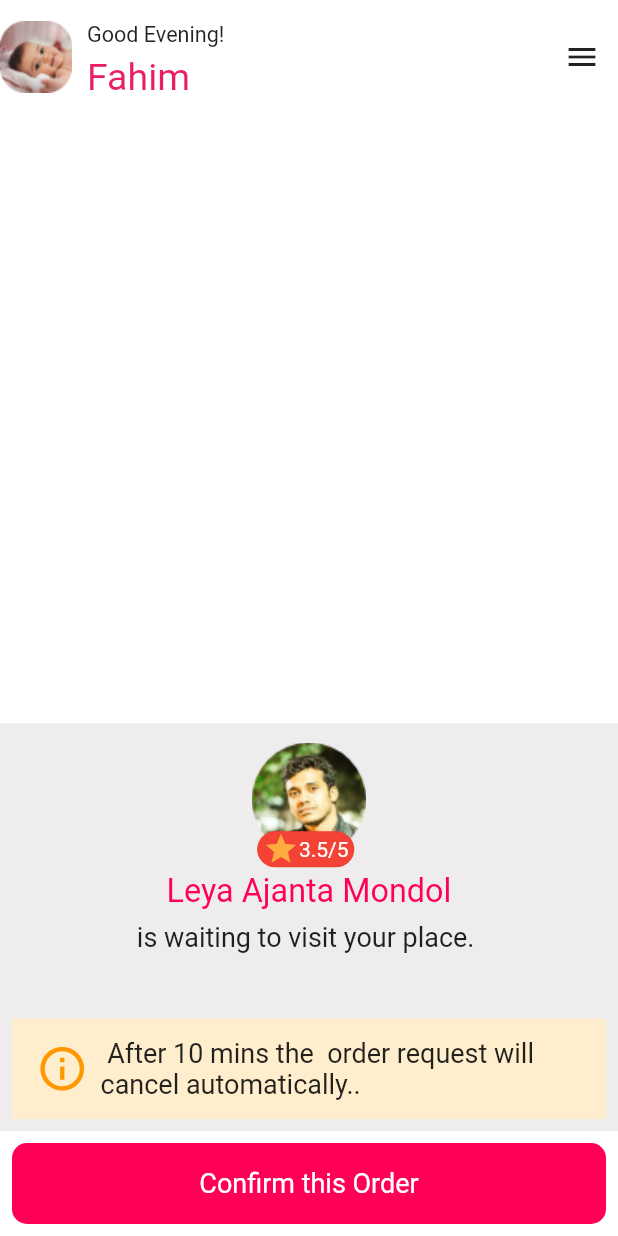
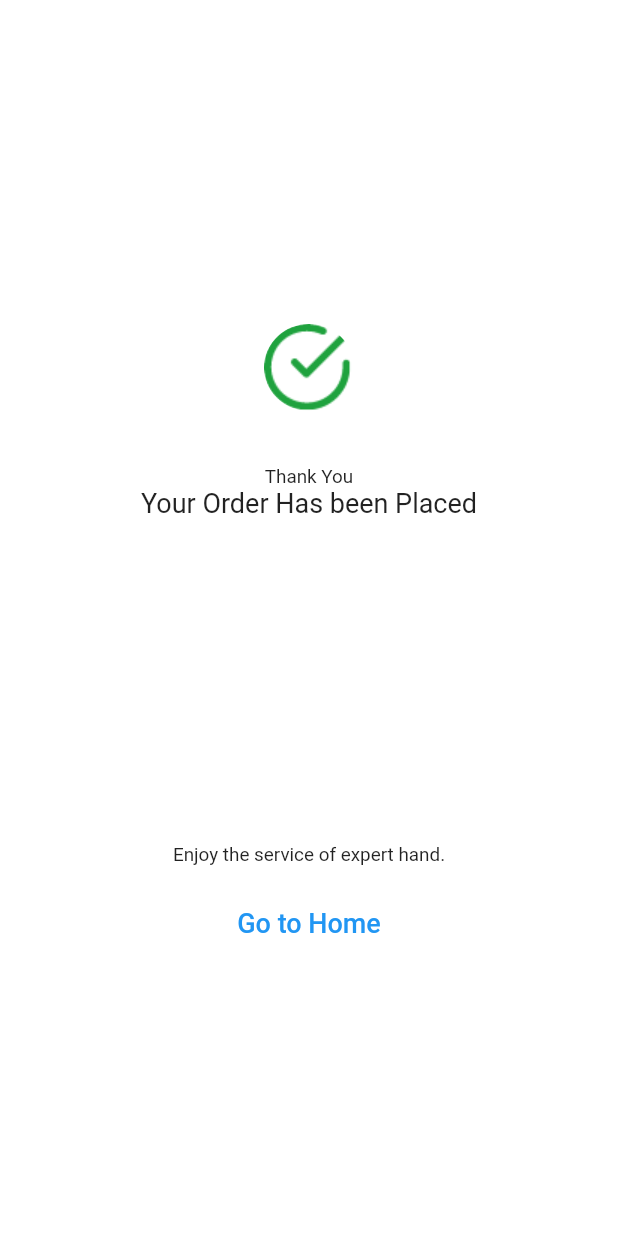
Before and after one commit to spontbd/Take_Care_User, a Flutter app: the ConfirmOrderPage screen opened directly, after a tap on "Confirm this Order", on a phone screen of 412 x 824 dp. Run offline on Flutter 3.47's test engine with Material 2 defaults, Android fonts, the phone set to English and light mode, and no system bars; our stand-ins replace buttons_tabbar, firebase_core, firebase_messaging, flutter_local_notifications, flutter_spinkit, fluttertoast and 5 more; missing offline and left inert: cupertino_radio_choice, firebase_core_web, firebase_messaging_web, flutter_device_type, image_picker_for_web, shared_preferences_web; accounts and stored records are empty.

Commit message:
success_order_page.dart

```diff
--- a/lib/pages/On Demand/confirm_order_page.dart
+++ b/lib/pages/On Demand/confirm_order_page.dart
@@ -1,6 +1,7 @@
 import 'dart:ui';
 
 import 'package:flutter/material.dart';
+import 'package:takecare_user/pages/On%20Demand/success_order_page.dart';
 
 import '../../public_variables/all_colors.dart';
 import '../../public_variables/size_config.dart';
@@ -161,8 +162,8 @@ class _ConfirmOrderPageState extends State<ConfirmOrderPage> {
             padding: const EdgeInsets.all(8.0),
             child: InkWell(
               onTap: () {
-                /* Navigator.of(context).pushReplacement(
-                    MaterialPageRoute(builder: (_) => ConfirmOrderPage()));*/
+                 Navigator.of(context).pushReplacement(
+                    MaterialPageRoute(builder: (_) => SuccessOrderPage()));
               },
               child: Container(
                 decoration: BoxDecoration(
--- /dev/null
+++ b/lib/pages/On Demand/success_order_page.dart
@@ -0,0 +1,50 @@
+import 'package:flutter/material.dart';
+
+import '../../public_variables/all_colors.dart';
+import '../../public_variables/size_config.dart';
+
+class SuccessOrderPage extends StatelessWidget {
+  const SuccessOrderPage({Key? key}) : super(key: key);
+
+  @override
+  Widget build(BuildContext context) {
+    return Scaffold(
+      //backgroundColor: AllColor.themeColor,
+        body: SingleChildScrollView(
+          child: Column(
+
+            children: [
+              SizedBox(
+                height: dynamicSize(0.6),
+              ),
+              Row(
+                // crossAxisAlignment:CrossAxisAlignment.end,
+                mainAxisAlignment: MainAxisAlignment.center,
+                children: [
+                  ClipOval(child: Image.asset("assets/images/success.png")),
+                ],
+              ),
+
+              SizedBox(
+                height: dynamicSize(0.1),
+              ),
+              Text("Thank You",style: TextStyle(fontSize: dynamicSize(0.035),),),
+              Text("Your Order Has been Placed",style: TextStyle(fontSize: dynamicSize(0.05)),),
+              SizedBox(
+                height: dynamicSize(0.6),
+              ),
+              Text("Enjoy the service of expert hand.",style: TextStyle(fontSize: dynamicSize(0.035)),),
+              SizedBox(
+                height: dynamicSize(0.04),
+              ),
+              TextButton(onPressed: (){
+
+               /* Navigator.of(context).pushReplacement(
+                    MaterialPageRoute(builder: (_) => MapePage()));*/
+              }, child:Text("Go to Home",style: TextStyle(fontSize: dynamicSize(0.05),color:Colors.blue),),
+              )
+            ],
+          ),
+        ));
+  }
+}
```
Also changed, not shown: 4 other files.
